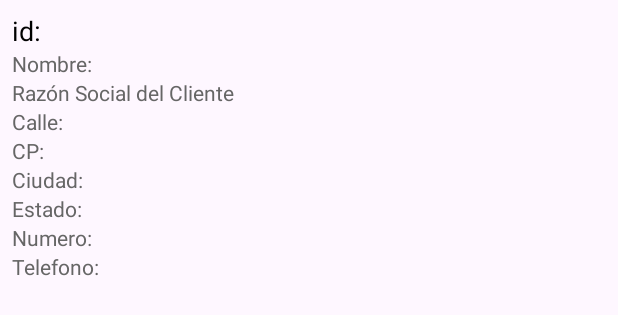
After one commit to LAE1201Soo/GSangin, an Android app: the layout item_cliente.xml on its own in the app's theme, with its tools: preview values and no code run, on a phone screen of 412 x 824 dp. The commit adds this screen. Shown: the top 315 px of the screen. Run offline under Robolectric (Android 15) with nearby library versions, the phone set to English and light mode, and no system bars.

Commit message:
ya se ha logrado conectar al sevicio de php y esta guardando los datos obtenidos en la bd despues en la ventana de ventas esta mostrando en el recyclerView la lista de clientes que se obtuvo, pd: solo hay uno trabajar en eso

```diff
--- a/app/src/main/java/com/example/gsangin/MenuPrincipal.kt
+++ b/app/src/main/java/com/example/gsangin/MenuPrincipal.kt
@@ -38,7 +38,7 @@ class MenuPrincipal : AppCompatActivity() {
         }
         imgVentas.setOnClickListener {
             // Abre la actividad de tempo
-            val intent = Intent(this, Temporal::class.java)
+            val intent = Intent(this, ListaClientes::class.java)
             startActivity(intent)
         }
         imagPedidos.setOnClickListener {
--- a/app/src/main/java/com/example/gsangin/model/ClientesModel.kt
+++ b/app/src/main/java/com/example/gsangin/model/ClientesModel.kt
@@ -3,7 +3,7 @@ package com.example.gsangin.model
 data class ClientesModel(
     val calle: String,
     val cp: String,
-    val cuidad: String,
+    val ciudad: String,
     val estado: String,
     val id: Int,
     val nombre: String,
--- /dev/null
+++ b/app/src/main/res/layout/item_cliente.xml
@@ -0,0 +1,78 @@
+<?xml version="1.0" encoding="utf-8"?>
+<LinearLayout
+    xmlns:android="http://schemas.android.com/apk/res/android"
+    android:layout_width="match_parent"
+    android:layout_height="wrap_content"
+    android:orientation="vertical"
+    android:padding="8dp">
+
+
+    <TextView
+        android:id="@+id/ID"
+        android:layout_width="wrap_content"
+        android:layout_height="wrap_content"
+        android:text="id:"
+        android:textSize="18sp"
+        android:textColor="#000" />
+
+
+
+    <TextView
+        android:id="@+id/nombreTextView"
+        android:layout_width="wrap_content"
+        android:layout_height="wrap_content"
+        android:text="Nombre:"
+        android:textSize="14sp"
+        android:textColor="#666" />
+
+    <TextView
+        android:id="@+id/razonSocialTextView"
+        android:layout_width="wrap_content"
+        android:layout_height="wrap_content"
+        android:text="Razón Social del Cliente"
+        android:textSize="14sp"
+        android:textColor="#666" />
+    <TextView
+        android:id="@+id/calle"
+        android:layout_width="wrap_content"
+        android:layout_height="wrap_content"
+        android:text="Calle:"
+        android:textSize="14sp"
+        android:textColor="#666" />
+    <TextView
+        android:id="@+id/CP"
+        android:layout_width="wrap_content"
+        android:layout_height="wrap_content"
+        android:text="CP:"
+        android:textSize="14sp"
+        android:textColor="#666" />
+    <TextView
+        android:id="@+id/Ciudad"
+        android:layout_width="wrap_content"
+        android:layout_height="wrap_content"
+        android:text="Ciudad:"
+        android:textSize="14sp"
+        android:textColor="#666" />
+    <TextView
+        android:id="@+id/Estado"
+        android:layout_width="wrap_content"
+        android:layout_height="wrap_content"
+        android:text="Estado:"
+        android:textSize="14sp"
+        android:textColor="#666" />
+    <TextView
+        android:id="@+id/Numero"
+        android:layout_width="wrap_content"
+        android:layout_height="wrap_content"
+        android:text="Numero:"
+        android:textSize="14sp"
+        android:textColor="#666" />
+    <TextView
+        android:id="@+id/Tel"
+        android:layout_width="wrap_content"
+        android:layout_height="wrap_content"
+        android:text="Telefono:"
+        android:textSize="14sp"
+        android:textColor="#666" />
+
+</LinearLayout>
```
Also changed, not shown: app/src/main/java/ClienteAdapter.kt (added, +50 -0 lines), app/src/main/java/com/example/gsangin/ClienteAdapter.kt (deleted, +0 -47 lines), app/src/main/java/com/example/gsangin/ListaClientes.kt (+16 -0 lines), app/src/main/java/com/example/gsangin/Sincronizar.kt (+70 -8 lines), app/src/main/java/com/example/gsangin/model/bdAdapter.kt (added, +108 -0 lines), app/src/main/res/layout/activity_lista_clientes.xml (+20 -0 lines).
